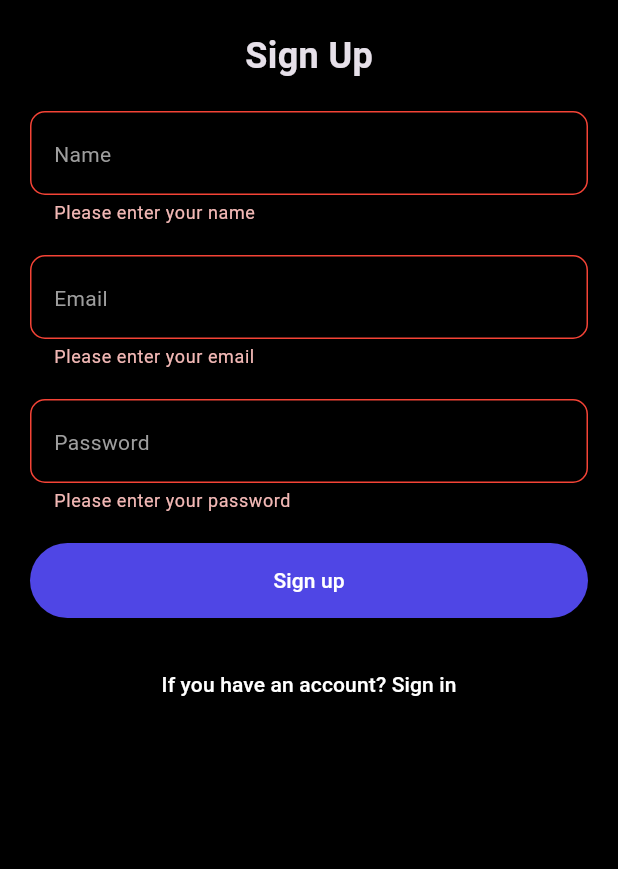
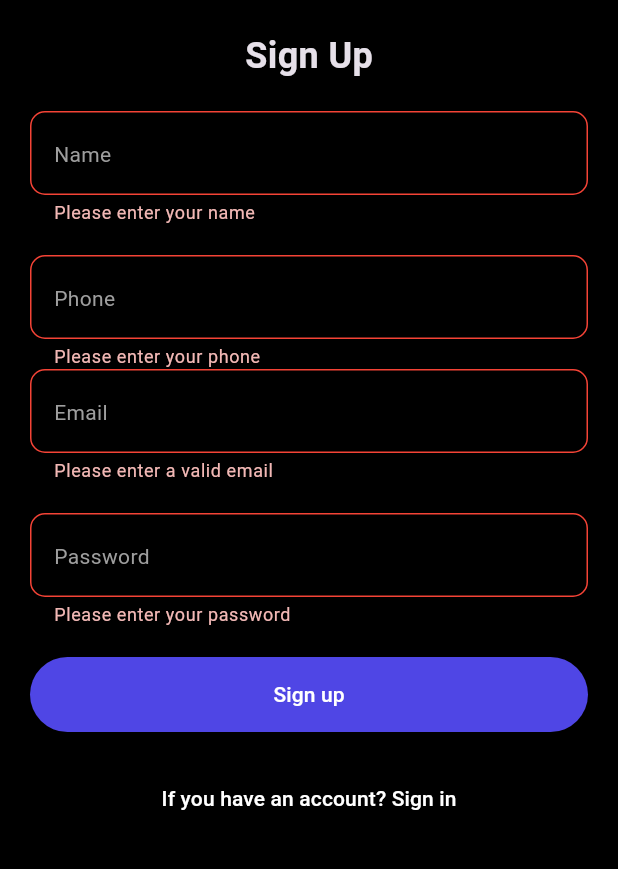
Before and after one commit to mohamadnafe14-arch/Uber-clone, a Flutter app: the screen it shows after launch, after a tap on "Sign up", on a phone screen of 412 x 824 dp, the part 300-1169 px from its top. Run offline on Flutter 3.47's test engine with Material 3 defaults, Android fonts, the phone set to English and light mode, and no system bars; our stand-ins replace connectivity_plus, firebase_core, get_it, go_router; accounts and stored records are empty.

Commit message:
adding some changes to UI

```diff
--- a/lib/features/auth/presentation/views/widgets/custom_button.dart
+++ b/lib/features/auth/presentation/views/widgets/custom_button.dart
@@ -2,9 +2,15 @@ import 'package:flutter/material.dart';
 import 'package:uber_clone/core/constants/colors_consts.dart';
 
 class CustomButton extends StatelessWidget {
-  const CustomButton({super.key, required this.text, required this.onClicked});
+  const CustomButton({
+    super.key,
+    required this.text,
+    required this.onClicked,
+    required this.isLoading,
+  });
   final String text;
   final VoidCallback onClicked;
+  final bool isLoading;
   @override
   Widget build(BuildContext context) {
     return ElevatedButton(
@@ -13,7 +19,9 @@ class CustomButton extends StatelessWidget {
         minimumSize: const Size.fromHeight(50),
         backgroundColor: customButtonColor,
       ),
-      child: Text(text, style: const TextStyle(color: Colors.white)),
+      child: isLoading
+          ? const CircularProgressIndicator()
+          : Text(text, style: const TextStyle(color: Colors.white)),
     );
   }
 }
--- a/lib/features/auth/presentation/views/widgets/sign_in_body.dart
+++ b/lib/features/auth/presentation/views/widgets/sign_in_body.dart
@@ -80,6 +80,7 @@ class _SignInBodyState extends State<SignInBody> {
                 onClicked: () {
                   if (_formKey.currentState!.validate()) {}
                 },
+                isLoading: false,
               ),
               SizedBox(height: 20),
               CustomTextButton(
--- a/lib/features/auth/presentation/views/widgets/sign_up_body.dart
+++ b/lib/features/auth/presentation/views/widgets/sign_up_body.dart
@@ -15,7 +15,8 @@ class SignUpBody extends StatefulWidget {
 class _SignUpBodyState extends State<SignUpBody> {
   late TextEditingController _emailController,
       _passwordController,
-      _nameController;
+      _nameController,
+      _phoneController;
   late GlobalKey<FormState> _formKey;
   @override
   initState() {
@@ -23,6 +24,7 @@ class _SignUpBodyState extends State<SignUpBody> {
     _emailController = TextEditingController();
     _passwordController = TextEditingController();
     _nameController = TextEditingController();
+    _phoneController = TextEditingController();
     _formKey = GlobalKey<FormState>();
   }
 
@@ -32,6 +34,7 @@ class _SignUpBodyState extends State<SignUpBody> {
     _emailController.dispose();
     _passwordController.dispose();
     _nameController.dispose();
+    _phoneController.dispose();
     _formKey.currentState?.dispose();
   }
 
@@ -68,12 +71,30 @@ class _SignUpBodyState extends State<SignUpBody> {
               ),
               SizedBox(height: 20),
               CustomTextFormField(
+                hintText: "Phone",
+                controller: _phoneController,
+                obscureText: false,
+                validator: (value) {
+                  if (value!.isEmpty) {
+                    return "Please enter your phone";
+                  }
+                  if (!RegExp(
+                    r'^[+]*[(]{0,1}[0-9]{1,4}[)]{0,1}[-\s\./0-9]*$',
+                  ).hasMatch(value)) {
+                    return "Please enter a valid phone number";
+                  }
+                  return null;
+                },
+              ),
+              CustomTextFormField(
                 hintText: "Email",
                 controller: _emailController,
                 obscureText: false,
                 validator: (value) {
-                  if (value!.isEmpty) {
-                    return "Please enter your email";
+                  if (!RegExp(
+                    r'^[\w-\.]+@([\w-]+\.)+[\w-]{2,4}$',
+                  ).hasMatch(value!)) {
+                    return "Please enter a valid email";
                   }
                   return null;
                 },
@@ -96,6 +117,7 @@ class _SignUpBodyState extends State<SignUpBody> {
                 onClicked: () {
                   if (_formKey.currentState!.validate()) {}
                 },
+                isLoading: false,
               ),
               SizedBox(height: 20),
               CustomTextButton(
```
